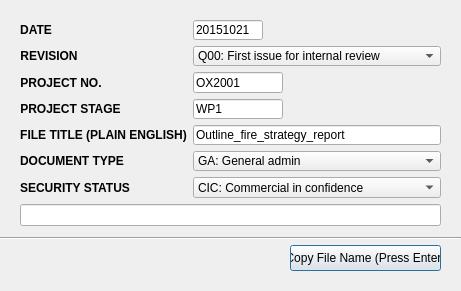
This is fseutil/guilayout/ui/dialog_0601_naming_convention.ui in fsepy/fseutil as Qt 5 draws it before an edit. The edited form follows.
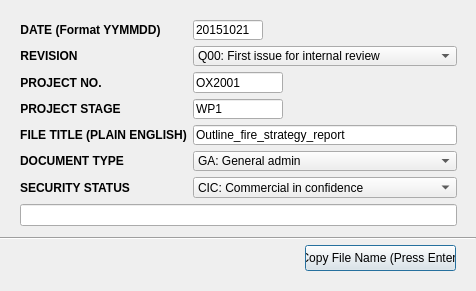
This is the edited form.

Patch:
```diff
--- a/fseutil/guilayout/ui/dialog_0601_naming_convention.ui
+++ b/fseutil/guilayout/ui/dialog_0601_naming_convention.ui
@@ -6,7 +6,7 @@
    <rect>
     <x>0</x>
     <y>0</y>
-    <width>461</width>
+    <width>476</width>
     <height>291</height>
    </rect>
   </property>
@@ -16,7 +16,7 @@
   <widget class="QPushButton" name="pushButton_copy">
    <property name="geometry">
     <rect>
-     <x>290</x>
+     <x>305</x>
      <y>245</y>
      <width>151</width>
      <height>26</height>
@@ -31,7 +31,7 @@
     <rect>
      <x>20</x>
      <y>20</y>
-     <width>421</width>
+     <width>437</width>
      <height>206</height>
     </rect>
    </property>
@@ -47,7 +47,7 @@
          </font>
         </property>
         <property name="text">
-         <string>DATE</string>
+         <string>DATE (Format YYMMDD)</string>
         </property>
         <property name="alignment">
          <set>Qt::AlignCenter</set>
@@ -373,7 +373,7 @@
     <rect>
      <x>0</x>
      <y>230</y>
-     <width>461</width>
+     <width>476</width>
      <height>16</height>
     </rect>
    </property>
```
